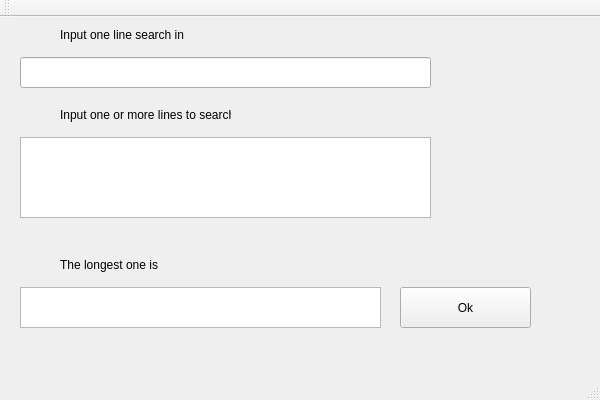
Qt form QtGuiApplication1/QtGuiApplication1.ui (MaxymilianM/QTProgram) before a commit.
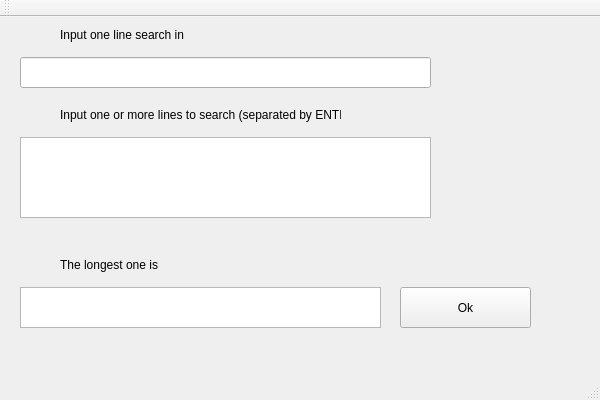
The same form after that commit.

Patch:
```diff
--- a/QtGuiApplication1/QtGuiApplication1.ui
+++ b/QtGuiApplication1/QtGuiApplication1.ui
@@ -75,12 +75,12 @@
      <rect>
       <x>60</x>
       <y>90</y>
-      <width>171</width>
+      <width>281</width>
       <height>16</height>
      </rect>
     </property>
     <property name="text">
-     <string>Input one or more lines to search</string>
+     <string>Input one or more lines to search (separated by ENTER)</string>
     </property>
    </widget>
    <widget class="QLabel" name="label_3">
```
